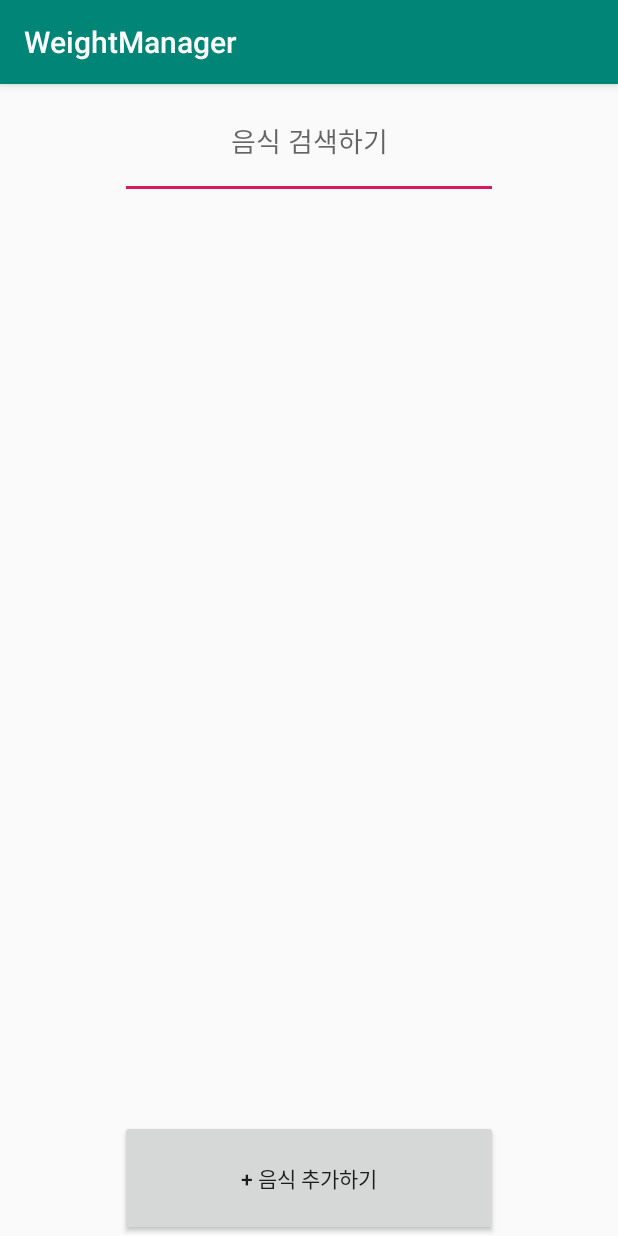
After one commit to choa0707/WeightManager, an Android app: the SearchFood screen opened directly, with no data from a screen before it, on a phone screen of 412 x 824 dp. The commit adds this screen. Run offline under Robolectric (Android 15) with nearby library versions, the phone set to English and light mode, and no system bars.

Commit message:
2018.5.24) RecyclerView으로 구현

```diff
--- /dev/null
+++ b/app/src/main/java/com/example/weightmanager/model/SearchFood.java
@@ -0,0 +1,29 @@
+package com.example.weightmanager.model;
+
+import android.content.Intent;
+import android.support.v7.app.AppCompatActivity;
+import android.os.Bundle;
+import android.view.View;
+import android.widget.Button;
+
+import com.example.weightmanager.R;
+
+public class SearchFood extends AppCompatActivity {
+
+    Button addfoodButton;
+    @Override
+    protected void onCreate(Bundle savedInstanceState) {
+        super.onCreate(savedInstanceState);
+        setContentView(R.layout.activity_search_food);
+        addfoodButton = (Button)findViewById(R.id.addfoodButton);
+
+        addfoodButton.setOnClickListener(new View.OnClickListener() {
+            @Override
+            public void onClick(View v) {
+                //값받게 resultfor로 바꿀예정
+                Intent intent = new Intent(getApplicationContext(), AddFood.class);
+                startActivity(intent);
+            }
+        });
+    }
+}
--- /dev/null
+++ b/app/src/main/res/layout/activity_search_food.xml
@@ -0,0 +1,32 @@
+<?xml version="1.0" encoding="utf-8"?>
+<LinearLayout xmlns:android="http://schemas.android.com/apk/res/android"
+    xmlns:app="http://schemas.android.com/apk/res-auto"
+    xmlns:tools="http://schemas.android.com/tools"
+    android:layout_width="match_parent"
+    android:layout_height="match_parent"
+    tools:context=".model.SearchFood"
+    android:orientation="vertical"
+    android:gravity="center">
+
+
+    <EditText
+        android:layout_width="match_parent"
+        android:layout_height="0dp"
+        android:hint="음식 검색하기"
+        android:gravity="center"
+        android:layout_weight="1"
+        android:layout_marginHorizontal="80dp"/>
+
+    <android.support.v7.widget.RecyclerView
+        android:layout_width="match_parent"
+        android:layout_height="0dp"
+        android:layout_weight="8"/>
+    <Button
+        android:id="@+id/addfoodButton"
+        android:layout_width="match_parent"
+        android:layout_height="0dp"
+        android:layout_weight="1"
+        android:layout_marginHorizontal="80dp"
+        android:text="+ 음식 추가하기"/>
+
+</LinearLayout>
--- a/app/src/main/res/layout/fragment_foodmanager.xml
+++ b/app/src/main/res/layout/fragment_foodmanager.xml
@@ -23,6 +23,7 @@
                 android:layout_width="match_parent"
                 android:layout_height="wrap_content" />
             <Button
+                android:id="@+id/breakfastButton"
                 android:layout_width="120dp"
                 android:layout_height="wrap_content"
                 android:text="메뉴추가"/>
@@ -36,6 +37,7 @@
                 android:layout_width="match_parent"
                 android:layout_height="match_parent"/>
             <Button
+                android:id="@+id/launchButton"
                 android:layout_width="120dp"
                 android:layout_height="wrap_content"
                 android:text="메뉴추가"/>
@@ -49,6 +51,7 @@
                 android:layout_width="match_parent"
                 android:layout_height="match_parent"/>
             <Button
+                android:id="@+id/dinnerButton"
                 android:layout_width="120dp"
                 android:layout_height="wrap_content"
                 android:text="메뉴추가"/>
@@ -58,10 +61,12 @@
                 android:layout_height="wrap_content"
                 android:text="간식"/>
         <android.support.v7.widget.RecyclerView
+
                 android:id="@+id/foodmanagerFragment_listview_snak"
                 android:layout_width="match_parent"
                 android:layout_height="match_parent"/>
             <Button
+                android:id="@+id/snackButton"
                 android:layout_width="120dp"
                 android:layout_height="wrap_content"
                 android:text="메뉴추가"/>
--- a/app/src/main/res/values/strings.xml
+++ b/app/src/main/res/values/strings.xml
@@ -5,7 +5,7 @@
     <string name="title_dashboard">Dashboard</string>
     <string name="title_notifications">Notifications</string>
     <string-array name="gender">
-        <item >남자</item>
-        <item >여자</item>
+        <item>남자</item>
+        <item>여자</item>
     </string-array>
 </resources>
```
Also changed, not shown: app/src/main/AndroidManifest.xml (+9 -8 lines), app/src/main/java/com/example/weightmanager/Fragment/FoodmanagerFragment.java (+90 -116 lines), app/src/main/java/com/example/weightmanager/model/AddFood.java (added, +36 -0 lines), app/src/main/res/layout/activity_add_food.xml (added, +83 -0 lines), app/src/main/res/layout/fragment_watermanager.xml (+10 -2 lines), app/src/main/res/layout/recyclerview_item.xml (added, +10 -0 lines).
